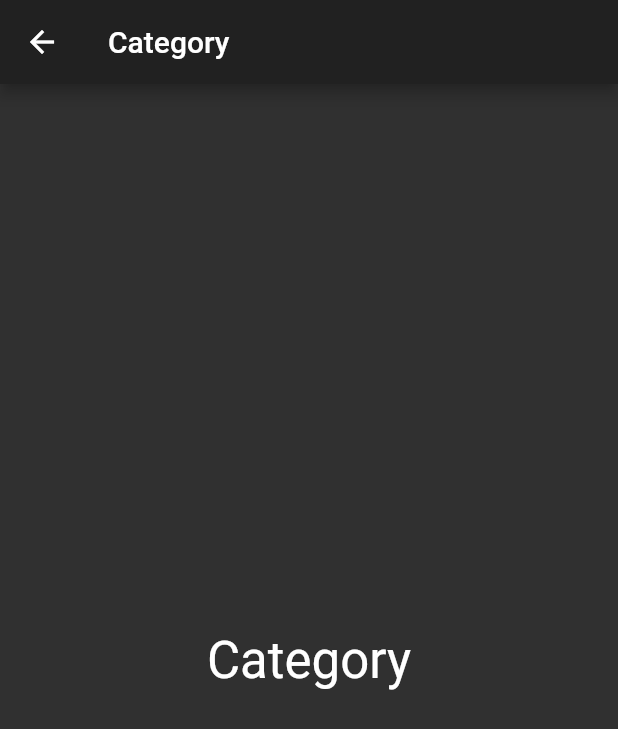
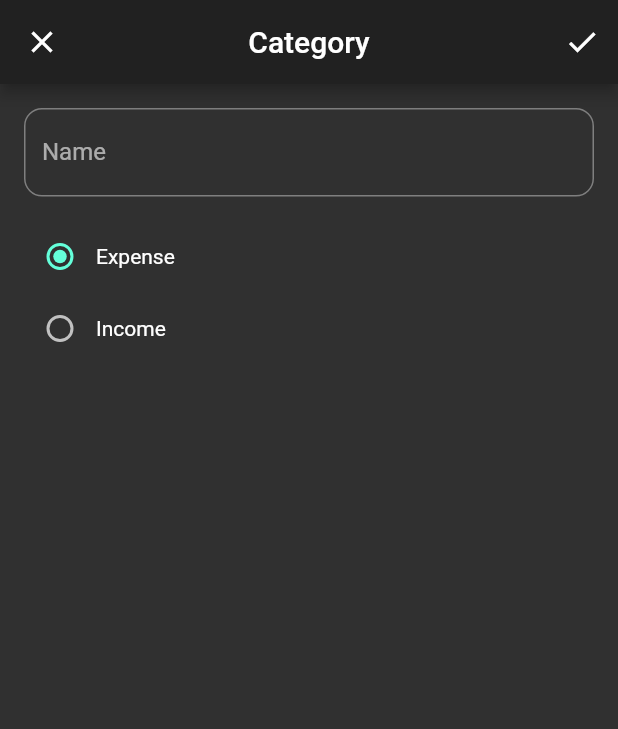
Before and after one commit to Codesait/flutter_money_manager, a Flutter app: the CategoryRoute screen opened directly, on a phone screen of 412 x 824 dp. Shown: the top 729 px of the screen. Run offline on Flutter 3.47's test engine with Material 2 defaults, Android fonts, the phone set to English and light mode, and no system bars.

Commit message:
1. At category_route.dart, add text field and two radio button. 2. At transaction_type.dart, add return type in getters.

```diff
--- a/lib/routes/category_route.dart
+++ b/lib/routes/category_route.dart
@@ -1,21 +1,86 @@
 import 'package:flutter/material.dart';
 
-class CategoryRoute extends StatelessWidget {
+import '../transaction_type.dart';
+
+class CategoryRoute extends StatefulWidget {
+  @override
+  _CategoryRouteState createState() => _CategoryRouteState();
+}
+
+class _CategoryRouteState extends State<CategoryRoute> {
+  int _radioGroupValue = TransactionType.EXPENSE.value;
+
+  void _onRadioChanged(int value) {
+    setState(() {
+      _radioGroupValue = value;
+    });
+  }
+
   @override
   Widget build(BuildContext context) {
-    return Scaffold(
-      appBar: AppBar(
-        title: Text('Category'),
+    final appBar = AppBar(
+      leading: IconButton(
+        icon: Icon(Icons.close),
+        onPressed: () {
+          Navigator.pop(context);
+        },
       ),
-      body: Center(
-        child: Text(
-          'Category',
-          style: Theme.of(context)
-              .textTheme
-              .display1
-              .copyWith(color: Colors.white),
+      title: Text('Category'),
+      centerTitle: true,
+      actions: <Widget>[
+        IconButton(
+          icon: Icon(Icons.check),
+          onPressed: () {},
+        ),
+      ],
+    );
+
+    final body = SingleChildScrollView(
+      child: Padding(
+        padding: EdgeInsets.all(16.0),
+        child: Column(
+          children: <Widget>[
+            TextField(
+              decoration: InputDecoration(
+                labelText: 'Name',
+                border: OutlineInputBorder(
+                  borderRadius: BorderRadius.circular(12.0),
+                ),
+              ),
+            ),
+            SizedBox(height: 16.0),
+            Column(
+              children: <Widget>[
+                Row(
+                  children: <Widget>[
+                    Radio(
+                      value: TransactionType.EXPENSE.value,
+                      groupValue: _radioGroupValue,
+                      onChanged: _onRadioChanged,
+                    ),
+                    Text(TransactionType.EXPENSE.name),
+                  ],
+                ),
+                Row(
+                  children: <Widget>[
+                    Radio(
+                      value: TransactionType.INCOME.value,
+                      groupValue: _radioGroupValue,
+                      onChanged: _onRadioChanged,
+                    ),
+                    Text(TransactionType.INCOME.name),
+                  ],
+                ),
+              ],
+            )
+          ],
         ),
       ),
     );
+
+    return Scaffold(
+      appBar: appBar,
+      body: body,
+    );
   }
 }
--- a/lib/transaction_type.dart
+++ b/lib/transaction_type.dart
@@ -7,7 +7,7 @@ class TransactionType {
   static const INCOME = const TransactionType._internal(1, 'Income');
   static const EXPENSE = const TransactionType._internal(2, 'Expense');
 
-  get value => _value;
+  int get value => _value;
 
-  get name => _name;
+  String get name => _name;
 }
```
